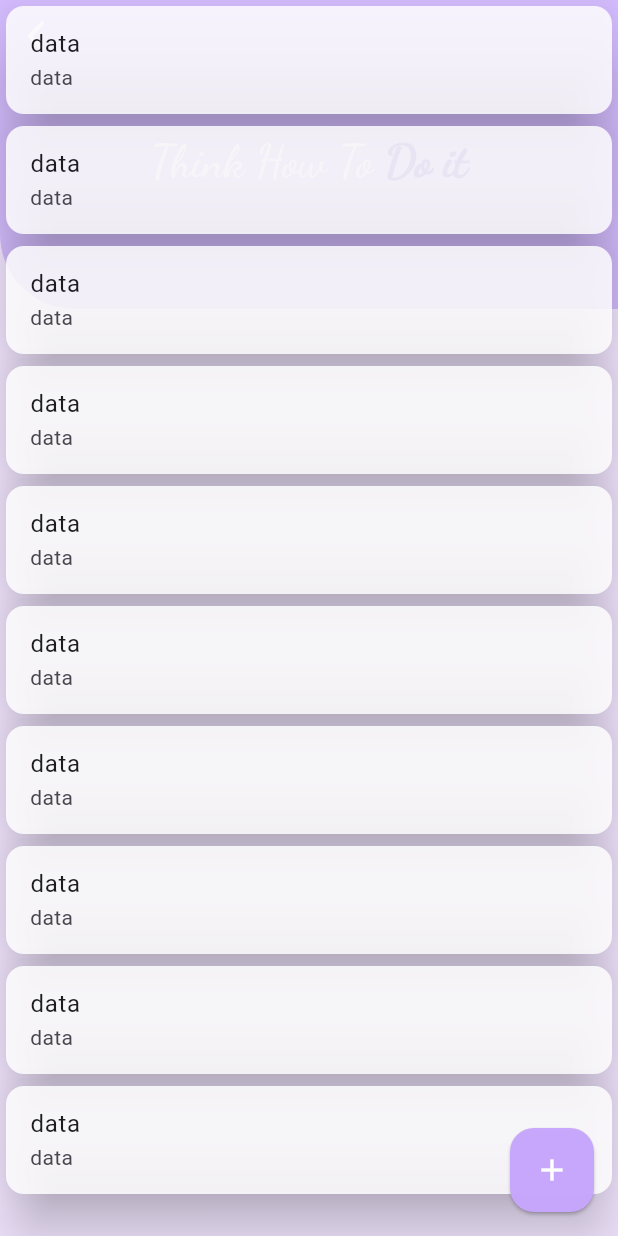
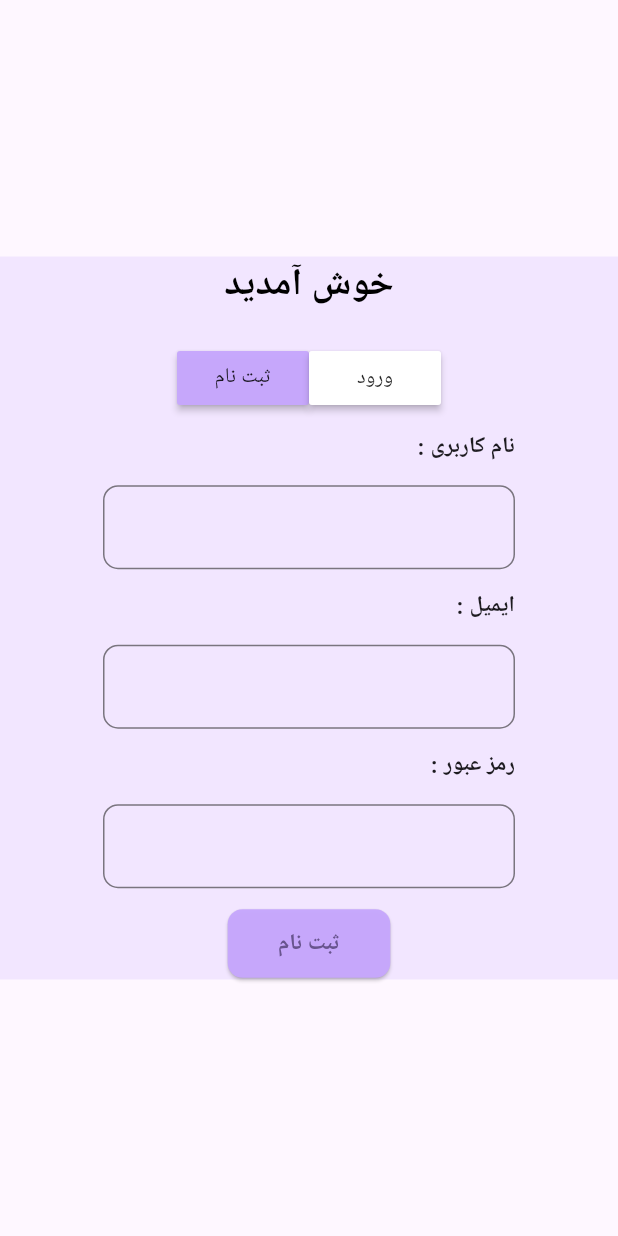
Before and after one commit to paria717/Do-it, a Flutter app: the screen it shows after launch, on a phone screen of 412 x 824 dp. Run offline on Flutter 3.47's test engine with Material 2 defaults, Android fonts, the phone set to English and light mode, and no system bars; our stand-ins replace get, google_fonts, shared_preferences.

Commit message:
create url page

```diff
--- /dev/null
+++ b/lib/api/url.dart
@@ -0,0 +1,12 @@
+class ApiUrl {
+  static final String baseurl = ' http://restapi.adequateshop.com';
+
+  static _Apilist apilist = _Apilist();
+}
+
+class _Apilist {
+  final String registerEmail =
+      'http://restapi.adequateshop.com/api/authaccount/registration';
+  final String loginEmail =
+      'http://restapi.adequateshop.com/api/authaccount/login';
+}
--- /dev/null
+++ b/lib/extensions/space_xy_extension.dart
@@ -0,0 +1,6 @@
+import 'package:flutter/material.dart';
+
+extension SpaceXY on double {
+  SizedBox get spaceX => SizedBox(width: this);
+  SizedBox get spaceY => SizedBox(height: this);
+}
--- a/lib/main.dart
+++ b/lib/main.dart
@@ -18,7 +18,7 @@ class MyApp extends StatelessWidget {
       defaultTransition: Transition.fade,
       getPages: Routes.Pages,
       initialBinding: Binding(),
-      initialRoute: '/TasksPage',
+      initialRoute: '/WellcomePage',
       theme: ThemeData(
         colorScheme: ColorScheme.fromSeed(seedColor: Colors.deepPurple),
         useMaterial3: true,
--- a/lib/pages/tasks_page.dart
+++ b/lib/pages/tasks_page.dart
@@ -2,19 +2,23 @@ import 'package:flutter/material.dart';
 import 'package:get/get.dart';
 import 'package:google_fonts/google_fonts.dart';
 import 'package:todo/constant/colors.dart';
+import 'package:todo/extensions/space_xy_extension.dart';
 
 class TasksPage extends StatelessWidget {
   const TasksPage({super.key});
 
   @override
   Widget build(BuildContext context) {
-    return const SafeArea(
+    return SafeArea(
       child: Scaffold(
         floatingActionButton: MyFloatingActionButton(),
-        body: Stack(children: [
-          MyCustomAppBar(),
-          MyTasksList(),
-        ]),
+        body: Column(
+          children: [
+            MyCustomAppBar(),
+            5.0.spaceY,
+            MyTasksList(),
+          ],
+        ),
       ),
     );
   }
@@ -44,11 +48,12 @@ class MyTasksList extends StatelessWidget {
   @override
   Widget build(BuildContext context) {
     return Container(
-      color: AppColors.backgroungcolors,
-      height: Get.height,
+      // color: Colors.amber,
+      height: Get.height / 1.5,
       width: Get.width,
       child: ListView.builder(
-        itemCount: 10,
+        scrollDirection: Axis.vertical,
+        itemCount: 2,
         itemBuilder: (context, index) {
           return const Card(
             color: AppColors.cardcolors,
@@ -76,6 +81,9 @@ class MyCustomAppBar extends StatelessWidget {
       width: Get.width,
       height: Get.height / 4,
       decoration: const BoxDecoration(
+        boxShadow: [
+          BoxShadow(offset: Offset(0, 2), color: Colors.black26),
+        ],
         borderRadius: BorderRadius.only(
           bottomLeft: Radius.circular(50),
         ),
--- /dev/null
+++ b/lib/pages/wellcome.dart
@@ -0,0 +1,231 @@
+import 'package:flutter/material.dart';
+import 'package:get/get.dart';
+import 'package:todo/constant/colors.dart';
+import 'package:todo/extensions/space_xy_extension.dart';
+
+import '../controller/login_controller.dart';
+import '../controller/signup_controller.dart';
+
+// ignore: must_be_immutable
+class WellcomePage extends StatefulWidget {
+  WellcomePage({super.key});
+
+  @override
+  State<WellcomePage> createState() => _WellcomePageState();
+}
+
+class _WellcomePageState extends State<WellcomePage> {
+  SignUpController signUpController = Get.put(SignUpController());
+
+  LoginController loginController = Get.put(LoginController());
+
+  // TextEditingController usernameController = TextEditingController();
+  var islogin = false.obs;
+
+  @override
+  Widget build(BuildContext context) {
+    return SafeArea(
+      child: Scaffold(
+        body: Center(
+            child: SingleChildScrollView(
+          scrollDirection: Axis.vertical,
+          child: Container(
+            color: AppColors.backgroungcolors,
+            child: Obx(
+              () => Column(
+                  mainAxisAlignment: MainAxisAlignment.center,
+                  crossAxisAlignment: CrossAxisAlignment.center,
+                  children: [
+                    const Text(
+                      'خوش آمدید',
+                      style: TextStyle(
+                          fontWeight: FontWeight.bold,
+                          color: Colors.black,
+                          fontSize: 25),
+                    ),
+                    20.0.spaceY,
+                    Row(
+                      mainAxisAlignment: MainAxisAlignment.center,
+                      children: [
+                        MaterialButton(
+                          onPressed: () {
+                            islogin.value = false;
+                          },
+                          child: Text('ثبت نام'),
+                          color: !islogin.value
+                              ? AppColors.appbarcolor
+                              : Colors.white,
+                        ),
+                        MaterialButton(
+                          onPressed: () {
+                            islogin.value = true;
+                          },
+                          child: Text('ورود'),
+                          color: islogin.value
+                              ? AppColors.appbarcolor
+                              : Colors.white,
+                        ),
+                      ],
+                    ),
+                    10.0.spaceY,
+                    islogin.value ? LoginWidget() : SingUpWidget(),
+                  ]),
+            ),
+          ),
+        )),
+      ),
+    );
+  }
+}
+
+class LoginWidget extends StatefulWidget {
+  const LoginWidget({
+    super.key,
+  });
+
+  @override
+  State<LoginWidget> createState() => _LoginWidgetState();
+}
+
+class _LoginWidgetState extends State<LoginWidget> {
+  SignUpController signUpController = Get.find<SignUpController>();
+
+  LoginController loginController = Get.find<LoginController>();
+  @override
+  Widget build(BuildContext context) {
+    return Column(
+      children: [
+        Text_TextField_WellcomePage(
+          controller: loginController.emailController,
+          text: ':ایمیل',
+        ),
+        10.0.spaceY,
+        Text_TextField_WellcomePage(
+          controller: loginController.passwordController,
+          text: ':کلمه عبور ',
+        ),
+        10.0.spaceY,
+        MyButton_WellcomePage(
+            onPressed: () {
+              loginController.loginwithEmail();
+              print(loginController.loginwithEmail());
+            },
+            text: 'ورود'),
+        MyButton_WellcomePage(
+            onPressed: () {
+              Get.toNamed('/TasksPage');
+            },
+            text: 'ورود'),
+      ],
+    );
+  }
+}
+
+class Text_TextField_WellcomePage extends StatelessWidget {
+  final String text;
+
+  final TextEditingController controller;
+  Text_TextField_WellcomePage({
+    super.key,
+    required this.text,
+    required this.controller,
+  });
+
+  @override
+  Widget build(BuildContext context) {
+    return Column(children: [
+      SizedBox(
+        height: Get.height / 30,
+        width: Get.width / 1.5,
+        child: Text(
+          text,
+          textAlign: TextAlign.end,
+          style: const TextStyle(
+            fontSize: 15,
+            fontWeight: FontWeight.bold,
+          ),
+        ),
+      ),
+      const SizedBox(height: 10),
+      SizedBox(
+        width: Get.width / 1.5,
+        height: Get.height / 14,
+        child: TextField(
+            controller: controller,
+            maxLines: 1,
+            decoration: const InputDecoration(
+              border: OutlineInputBorder(
+                borderRadius: BorderRadius.all(
+                  Radius.circular(10),
+                ),
+              ),
+            )),
+      ),
+    ]);
+  }
+}
+
+// ignore: camel_case_types, must_be_immutable
+class MyButton_WellcomePage extends StatelessWidget {
+  MyButton_WellcomePage(
+      {super.key, required this.onPressed, required this.text});
+  String text;
+  final VoidCallback onPressed;
+
+  @override
+  Widget build(BuildContext context) {
+    return ElevatedButton(
+      onPressed: onPressed,
+      style: ElevatedButton.styleFrom(
+          fixedSize: Size(Get.width / 3.8, Get.height / 18),
+          backgroundColor: AppColors.appbarcolor,
+          shape:
+              RoundedRectangleBorder(borderRadius: BorderRadius.circular(10))),
+      child: Text(text,
+          textAlign: TextAlign.center,
+          style: const TextStyle(fontSize: 15, fontWeight: FontWeight.bold)),
+    );
+  }
+}
+
+class SingUpWidget extends StatefulWidget {
+  const SingUpWidget({
+    super.key,
+  });
+
+  @override
+  State<SingUpWidget> createState() => _SingUpWidgetState();
+}
+
+SignUpController signUpController = Get.find<SignUpController>();
+
+LoginController loginController = Get.find<LoginController>();
+
+class _SingUpWidgetState extends State<SingUpWidget> {
+  @override
+  Widget build(BuildContext context) {
+    return Column(children: [
+      Text_TextField_WellcomePage(
+          text: ': نام کاربری', controller: signUpController.nameController),
+      10.0.spaceY,
+      Text_TextField_WellcomePage(
+          text: ': ایمیل', controller: signUpController.emailController),
+      10.0.spaceY,
+      Text_TextField_WellcomePage(
+          text: ': رمز عبور', controller: signUpController.passwordController),
+      10.0.spaceY,
+      MyButton_WellcomePage(
+          onPressed: () => signUpController.SignupwithEmail(),
+
+          // if (signUpController.emailAddressController.text.isEmpty) {
+          //   print('email empty');
+          // } else {
+          //   signUpController.signUpWithEmail(
+          //       signUpController.emailAddressController.text);
+
+          // }
+
+          text: 'ثبت نام'),
+    ]);
+  }
+}
--- a/lib/routes/routes.dart
+++ b/lib/routes/routes.dart
@@ -1,5 +1,6 @@
 import 'package:get/get.dart';
 import 'package:todo/pages/tasks_page.dart';
+import 'package:todo/pages/wellcome.dart';
 
 class Routes {
   static List<GetPage> get Pages => [
@@ -7,5 +8,9 @@ class Routes {
           name: '/TasksPage',
           page: () => const TasksPage(),
         ),
+        GetPage(
+          name: '/WellcomePage',
+          page: () => WellcomePage(),
+        )
       ];
 }
--- a/pubspec.yaml
+++ b/pubspec.yaml
@@ -37,6 +37,8 @@ dependencies:
   cupertino_icons: ^1.0.2
   get: ^4.6.5
   google_fonts: ^5.1.0
+  shared_preferences: ^2.2.0
+  http: ^1.1.0
 
 dev_dependencies:
   flutter_test:
```
Also changed, not shown: lib/controller/login_controller.dart (added, +57 -0 lines), lib/controller/signup_controller.dart (added, +61 -0 lines), pubspec.lock, 1 other file.
